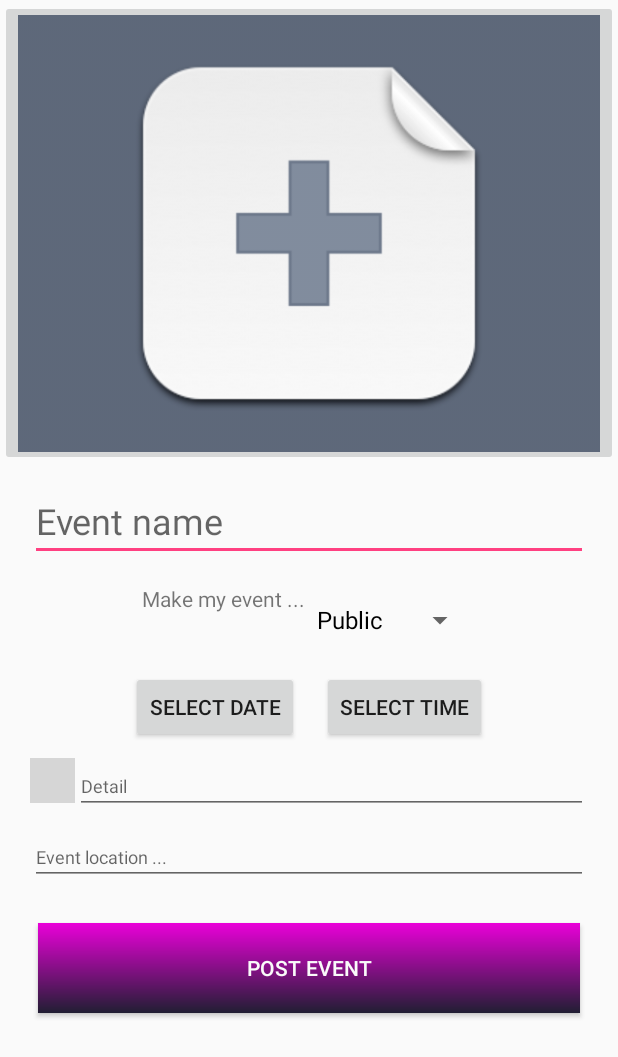
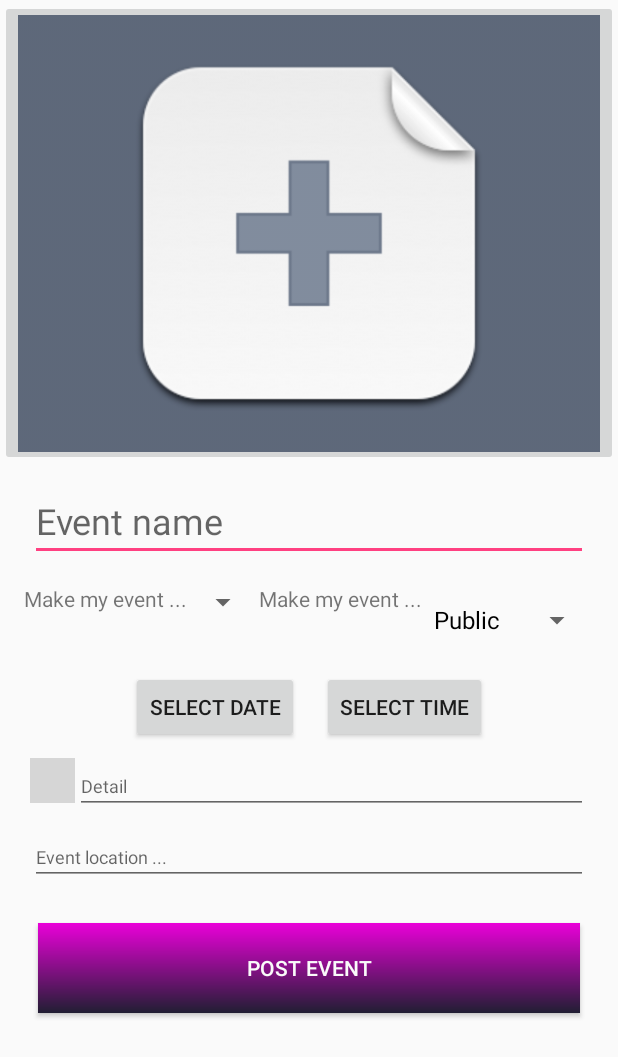
Before and after one commit to netmon39/Perty, an Android app: the PostActivity screen opened directly, with no data from a screen before it, on a phone screen of 412 x 824 dp. Shown: the top 1057 px of the screen. Run offline under Robolectric (Android 15) with nearby library versions, the phone set to English and light mode, and no system bars; our stand-ins replace Firebase (no records; nobody signed in at launch, a user with empty details on screens opened directly); libraries missing offline, so code that uses them is left out: com.facebook, com.theartofdev.edmodo; pictures from the network do not load; grey boxes are pictures that could not be loaded.

```diff
--- a/app/src/main/res/layout/activity_post.xml
+++ b/app/src/main/res/layout/activity_post.xml
@@ -48,7 +48,21 @@
                 android:layout_marginTop="15dp">
 
                 <TextView
+                    android:id="@+id/eventCategoriesText"
+                    android:layout_width="wrap_content"
+                    android:layout_height="wrap_content"
+                    android:text="Make my event ..." />
+
+                <Spinner
+                    android:id="@+id/eventCategories"
+                    android:layout_width="wrap_content"
+                    android:layout_height="wrap_content"
+                    android:layout_toEndOf="@+id/eventCategoriesText"
+                    android:spinnerMode="dropdown" />
+
+                <TextView
                     android:id="@+id/eventTypeInfo"
+                    android:layout_toEndOf="@id/eventCategories"
                     android:layout_width="wrap_content"
                     android:layout_height="wrap_content"
                     android:text="Make my event ..." />
```
